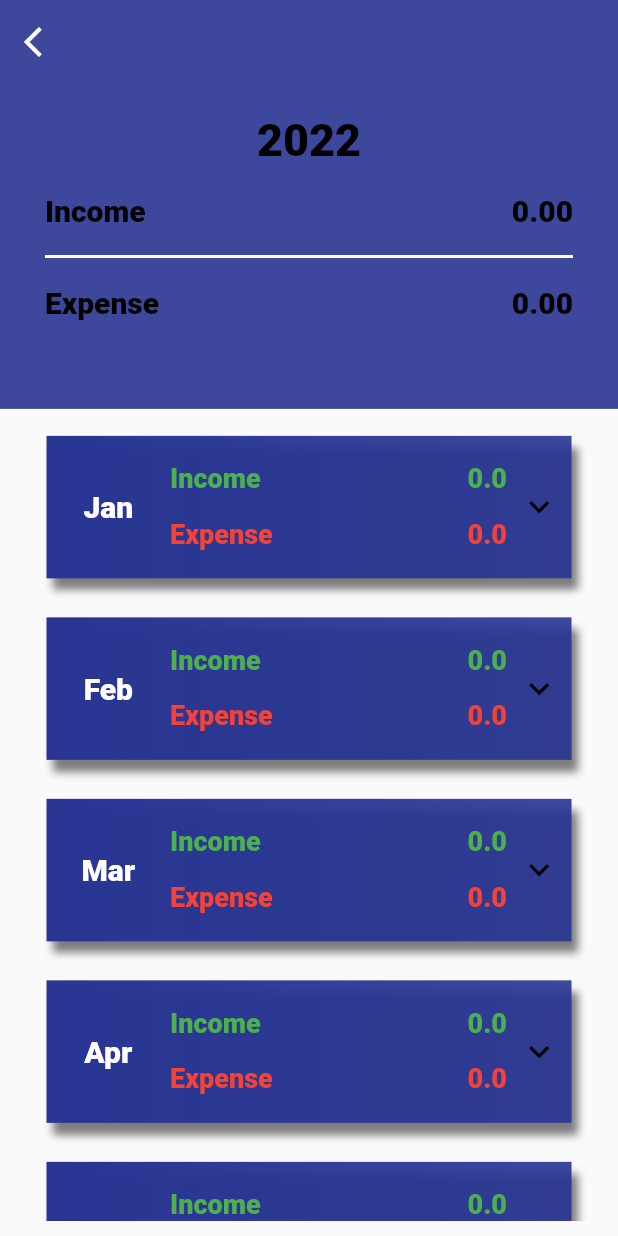
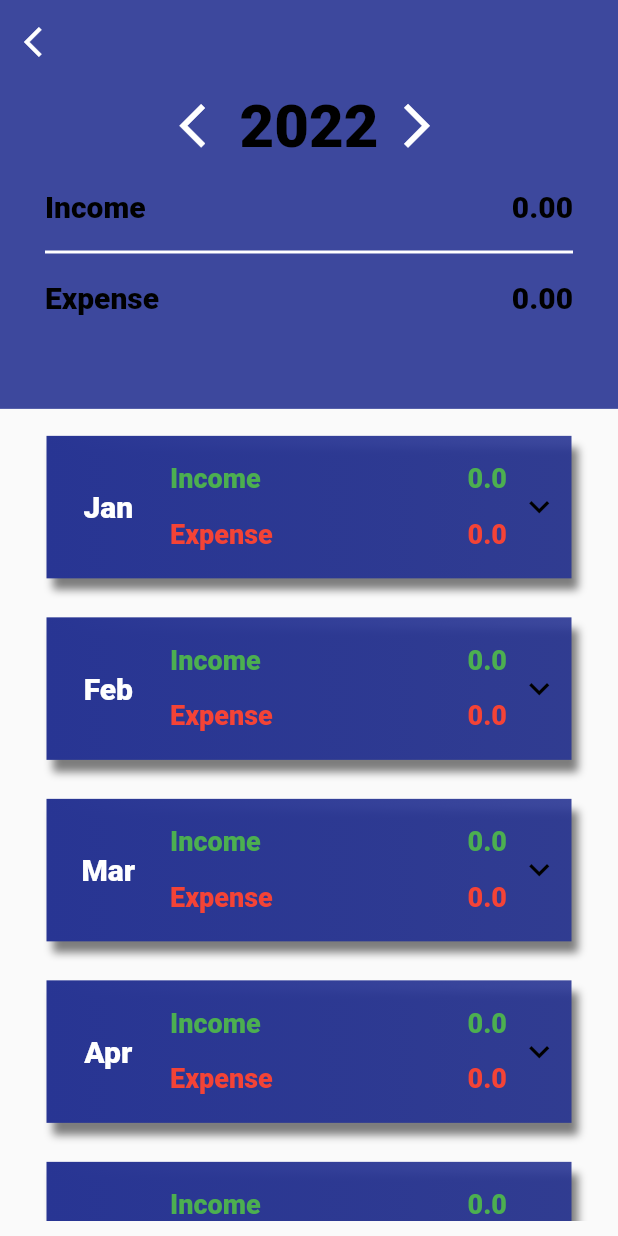
Before and after one commit to TrojanSystem/Expense_App, a Flutter app: the screen it shows after launch, in the side drawer, after a tap on "Yearly Analysis", on a phone screen of 412 x 824 dp. Run offline on Flutter 3.47's test engine with Material 2 defaults, Android fonts, the phone set to English and light mode, and no system bars; our stand-ins replace flutter_animation_progress_bar, flutter_staggered_animations, font_awesome_flutter, lite_rolling_switch, sqflite; accounts and stored records are empty.

Commit message:
Add yearly summary navigation

```diff
--- a/lib/constants.dart
+++ b/lib/constants.dart
@@ -30,7 +30,7 @@ const kkDropDown = TextStyle(
 const kkSummaryStyle = TextStyle(
   color: Colors.black,
   fontWeight: FontWeight.w900,
-  fontSize: 30,
+  fontSize: 40,
 );
 const kkSummaryIncomeStyle = TextStyle(
   color: Colors.black,
--- a/lib/summary/summary_item.dart
+++ b/lib/summary/summary_item.dart
@@ -9,8 +9,9 @@ import '../model/transaction_data.dart';
 
 class SummaryItem extends StatefulWidget {
   final int index;
+  final int currentYear;
 
-  SummaryItem({this.index});
+  SummaryItem({this.index, this.currentYear});
 
   @override
   State<SummaryItem> createState() => _SummaryItemState();
@@ -40,7 +41,7 @@ class _SummaryItemState extends State<SummaryItem> {
     ];
     final filtereByYear = summaryDataList
         .where((element) =>
-            DateTime.parse(element.date).year == DateTime.now().year)
+            DateTime.parse(element.date).year == widget.currentYear)
         .toList();
     var monthSummaryExpenseList =
         filtereByYear.where((element) => element.isIncome == false).toList();
--- a/lib/summary/summry_screen.dart
+++ b/lib/summary/summry_screen.dart
@@ -5,16 +5,22 @@ import 'package:provider/provider.dart';
 
 import '../constants.dart';
 
-class SummaryScreen extends StatelessWidget {
+class SummaryScreen extends StatefulWidget {
   const SummaryScreen({Key key}) : super(key: key);
+
+  @override
+  State<SummaryScreen> createState() => _SummaryScreenState();
+}
+
+class _SummaryScreenState extends State<SummaryScreen> {
+  int currentYear = DateTime.now().year;
 
   @override
   Widget build(BuildContext context) {
     final summaryData = Provider.of<TransactionData>(context).expenseList;
 
     final filtereByYear = summaryData
-        .where((element) =>
-            DateTime.parse(element.date).year == DateTime.now().year)
+        .where((element) => DateTime.parse(element.date).year == currentYear)
         .toList();
 
     var isIncome =
@@ -35,6 +41,7 @@ class SummaryScreen extends StatelessWidget {
     for (int xx = 0; xx < totalExpenses.length; xx++) {
       totExpenseSum += double.parse(totalExpenses[xx]);
     }
+
     return Scaffold(
       appBar: AppBar(
         leading: IconButton(
@@ -55,12 +62,45 @@ class SummaryScreen extends StatelessWidget {
               child: Column(
                 mainAxisAlignment: MainAxisAlignment.start,
                 children: [
-                  Padding(
-                    padding: const EdgeInsets.only(top: 20.0),
-                    child: Text(
-                      DateTime.now().year.toString(),
-                      style: kkSummaryStyle,
-                    ),
+                  Row(
+                    children: [
+                      IconButton(
+                        onPressed: () {
+                          setState(() {
+                            currentYear -= 1;
+                            print(currentYear);
+                          });
+                        },
+                        icon: const Icon(
+                          Icons.arrow_back_ios,
+                          color: Colors.white,
+                          size: 35,
+                        ),
+                      ),
+                      Padding(
+                        padding: const EdgeInsets.only(top: 5.0),
+                        child: Text(
+                          currentYear.toString(),
+                          style: kkSummaryStyle,
+                        ),
+                      ),
+                      IconButton(
+                        onPressed: () {
+                          setState(() {
+                            currentYear = currentYear + 1;
+                            print(currentYear);
+                          });
+                        },
+                        icon: const Icon(
+                          Icons.arrow_forward_ios,
+                          color: Colors.white,
+                          size: 35,
+                        ),
+                      ),
+                    ],
+                    mainAxisSize: MainAxisSize.min,
+                    mainAxisAlignment: MainAxisAlignment.center,
+                    crossAxisAlignment: CrossAxisAlignment.center,
                   ),
                   Padding(
                     padding:
@@ -115,6 +155,7 @@ class SummaryScreen extends StatelessWidget {
               itemCount: 12,
               itemBuilder: (context, index) {
                 return SummaryItem(
+                  currentYear: currentYear,
                   index: index,
                 );
               },
```
